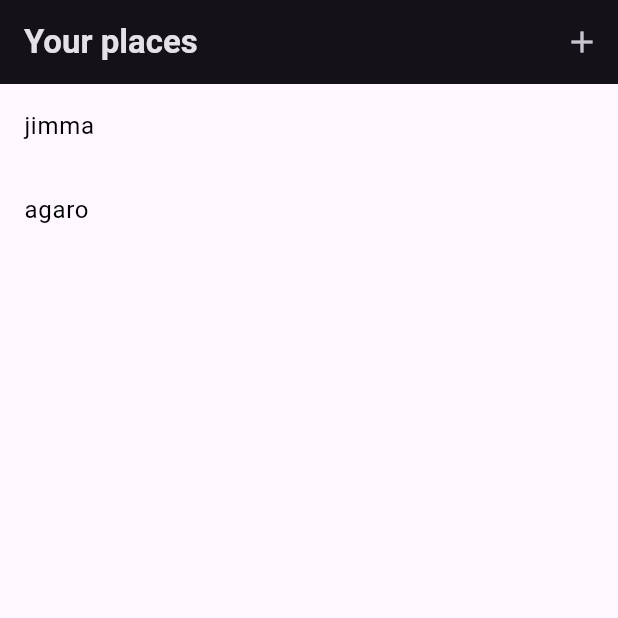
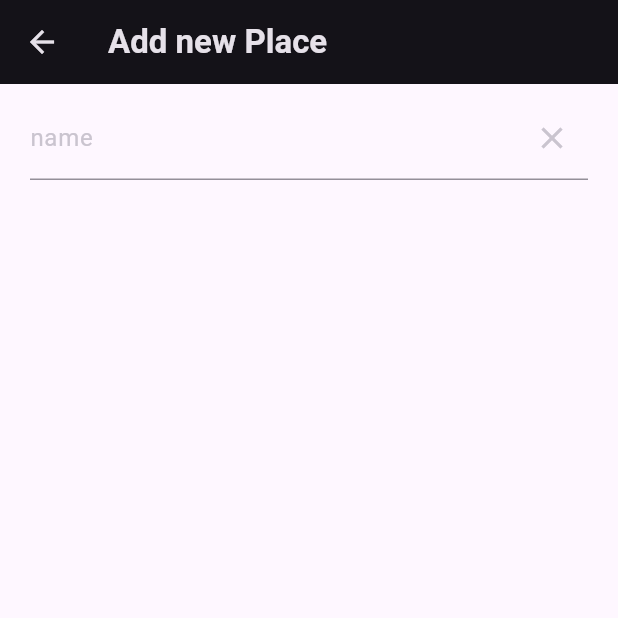
Before and after one commit to AnexDev1/favplace, a Flutter app: the screen it shows after launch, after a tap on the "add" icon, on a phone screen of 412 x 824 dp, the top half of it. Run offline on Flutter 3.47's test engine with Material 3 defaults, Android fonts, the phone set to English and light mode, and no system bars; our stand-ins replace google_fonts.

Commit message:
added the screens

```diff
--- a/lib/screens/mainPage.dart
+++ b/lib/screens/mainPage.dart
@@ -1,3 +1,4 @@
+import 'package:favplace/screens/newPlace.dart';
 import 'package:flutter/material.dart';
 
 class MainPage extends StatefulWidget {
@@ -13,8 +14,18 @@ class _MainPageState extends State<MainPage> {
   Widget build(BuildContext context) {
     return Scaffold(
       appBar: AppBar(
-        title: Text('Your places'),
-        actions: [IconButton(onPressed: () {}, icon: Icon(Icons.add))],
+        title: const Text('Your places'),
+        actions: [
+          IconButton(
+              onPressed: () {
+                Navigator.of(context).push(
+                  MaterialPageRoute(
+                    builder: (ctx) => const NewPlace(),
+                  ),
+                );
+              },
+              icon: const Icon(Icons.add))
+        ],
       ),
       body: ListView.builder(
           itemCount: placeList.length,
@@ -22,7 +33,7 @@ class _MainPageState extends State<MainPage> {
             return ListTile(
               title: Text(
                 placeList[index],
-                style: TextStyle(color: Colors.black),
+                style: const TextStyle(color: Colors.black),
               ),
             );
           }),
--- /dev/null
+++ b/lib/screens/newPlace.dart
@@ -0,0 +1,49 @@
+import 'package:flutter/material.dart';
+
+class NewPlace extends StatefulWidget {
+  const NewPlace({super.key});
+
+  @override
+  State<NewPlace> createState() => _NewPlaceState();
+}
+
+class _NewPlaceState extends State<NewPlace> {
+  final TextEditingController _textController = TextEditingController();
+
+  @override
+  Widget build(BuildContext context) {
+    return Scaffold(
+      appBar: AppBar(
+        title: const Text('Add new Place'),
+      ),
+      body: SafeArea(
+        child: Column(
+          children: [
+            Padding(
+              padding: const EdgeInsets.fromLTRB(20, 8, 20, 0),
+              child: TextField(
+                controller: _textController,
+                decoration: InputDecoration(
+                  labelText: 'name',
+                  suffixIcon: IconButton(
+                    icon: const Icon(Icons.clear),
+                    onPressed: () {
+                      _textController.clear();
+                    },
+                  ),
+                ),
+                keyboardType: TextInputType
+                    .text, // Set the keyboard type (e.g., email, number)
+
+                onSubmitted: (text) {
+                  // Handle text submission (e.g., pressing "Enter" or a button)
+                  Navigator.of(context).pop();
+                },
+              ),
+            ),
+          ],
+        ),
+      ),
+    );
+  }
+}
```
